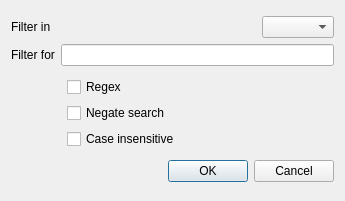
Old version of the form src/ui/filter.ui in the repository anilFree/seascope.
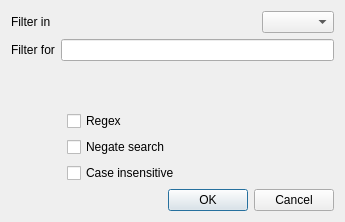
New version of the form.

Patch:
```diff
--- a/src/ui/filter.ui
+++ b/src/ui/filter.ui
@@ -7,7 +7,7 @@
     <x>0</x>
     <y>0</y>
     <width>345</width>
-    <height>201</height>
+    <height>222</height>
    </rect>
   </property>
   <property name="windowTitle">
@@ -55,6 +55,19 @@
      </item>
     </layout>
    </item>
+   <item>
+    <widget class="QLabel" name="fd_regex_err_lbl">
+     <property name="enabled">
+      <bool>true</bool>
+     </property>
+     <property name="text">
+      <string/>
+     </property>
+     <property name="alignment">
+      <set>Qt::AlignCenter</set>
+     </property>
+    </widget>
+   </item>
    <item>
     <layout class="QGridLayout" name="glay2">
      <item row="0" column="0">
```
